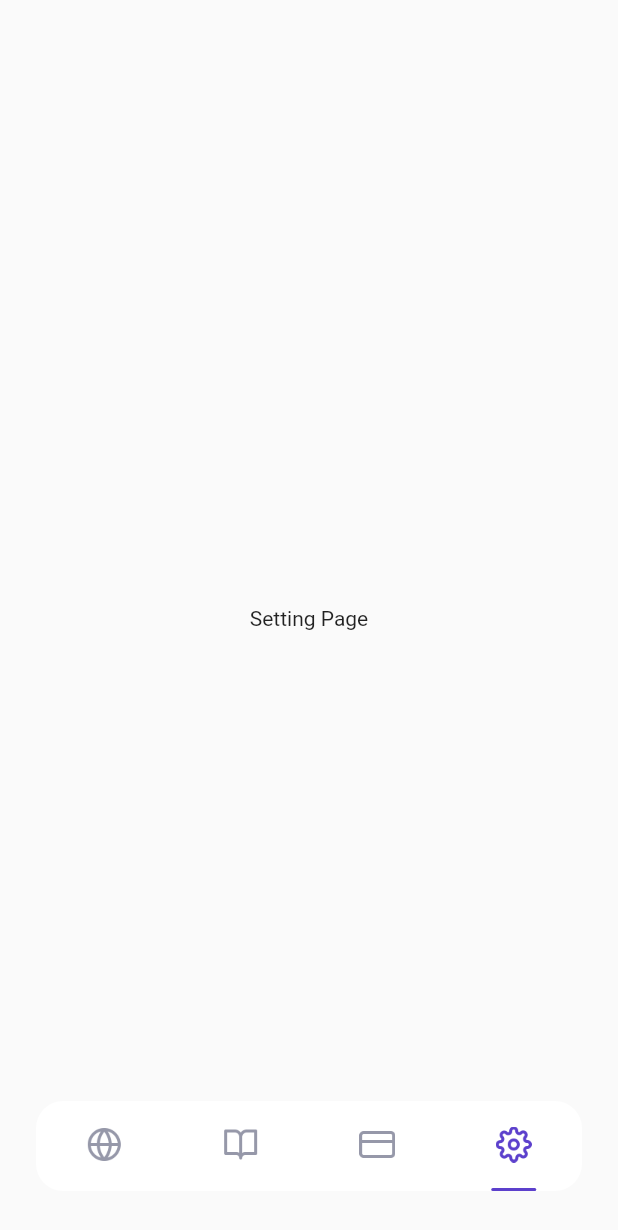
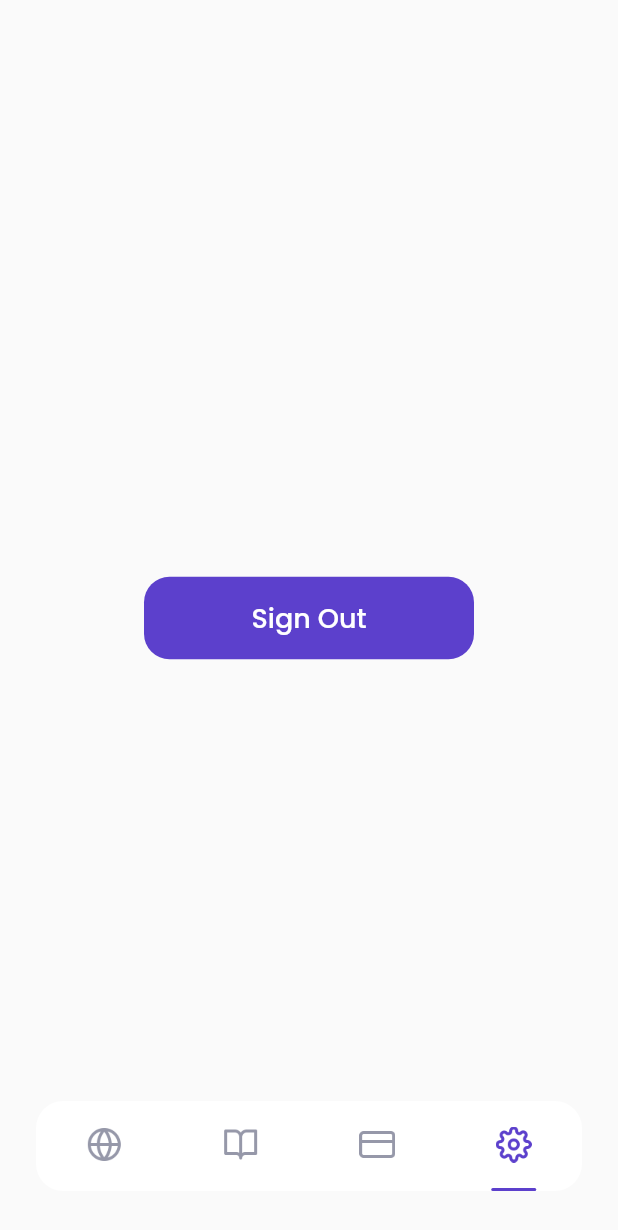
Before and after one commit to marchella2/airplane_apps, a Flutter app: the MainPage screen opened by its route, item 4 of the bottom bar chosen, on a phone screen of 412 x 824 dp. Shown: the top 1230 px of the screen. Run offline on Flutter 3.47's test engine with Material 2 defaults, Android fonts, the phone set to English and light mode, and no system bars; our stand-ins replace bloc, cloud_firestore, equatable, firebase_auth, firebase_core, flutter_bloc and 1 more; accounts and stored records are empty.

Commit message:
add sign out feature

```diff
--- a/lib/ui/pages/setting_page.dart
+++ b/lib/ui/pages/setting_page.dart
@@ -1,14 +1,46 @@
+import 'package:airplane_apps/ui/widgets/custom_button.dart';
 import 'package:flutter/material.dart';
+import 'package:flutter_bloc/flutter_bloc.dart';
+
+import '../../cubit/auth_cubit.dart';
+import '../../shared/theme.dart';
 
 class SettingPage extends StatelessWidget {
   const SettingPage({Key? key}) : super(key: key);
 
   @override
   Widget build(BuildContext context) {
-    return Center(
-      child: Text(
-        'Setting Page',
-      ),
+    return BlocConsumer<AuthCubit, AuthState>(
+      listener: (context, state) {
+        if (state is AuthFailed){
+           ScaffoldMessenger.of(context).showSnackBar(
+                SnackBar(
+                  backgroundColor: kRedColor,
+                  content: Text(state.error),
+                ),
+              );
+        } else if (state is AuthInitial){
+          Navigator.pushNamedAndRemoveUntil(context, '/sign-up', (route) => false);
+        }
+      },
+      builder: (context, state) {
+
+        if (state is AuthLoading){
+          return Center(
+            child: CircularProgressIndicator(),
+          );
+        }
+
+        return Center(
+          child: CustomButton(
+            title: 'Sign Out',
+            onPressed: () {
+              context.read<AuthCubit>().signOut();
+            },
+            width: 220,
+          ),
+        );
+      },
     );
   }
 }
```
Also changed, not shown: lib/cubit/auth_cubit.dart (+10 -0 lines), lib/services/auth_service.dart (+8 -0 lines).
